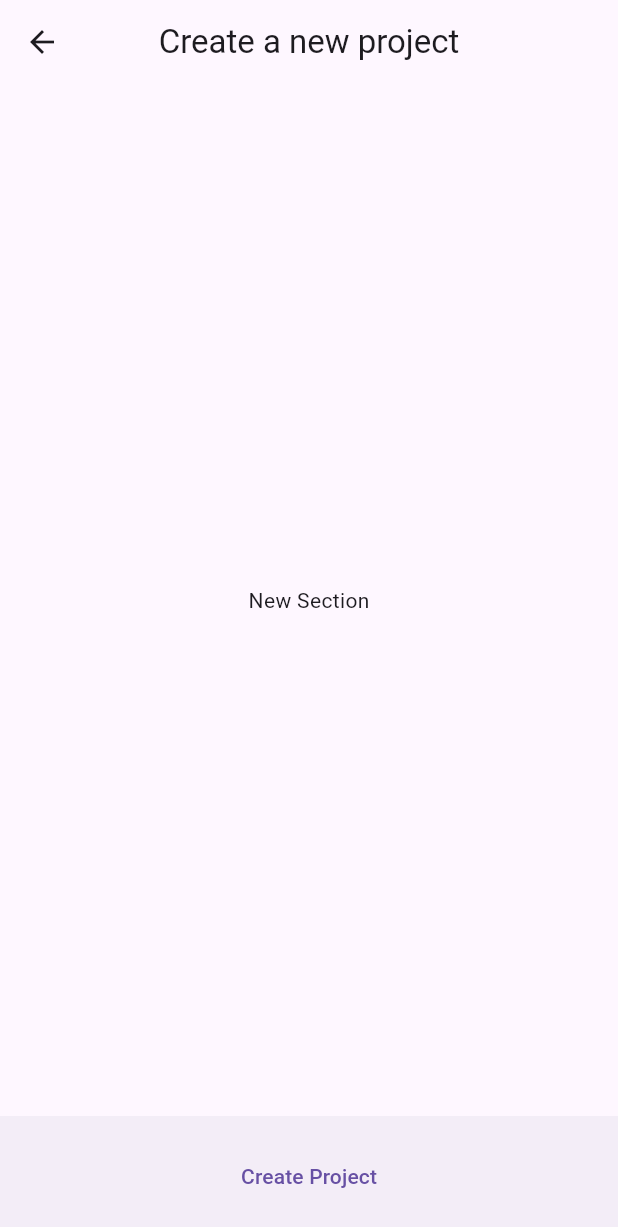
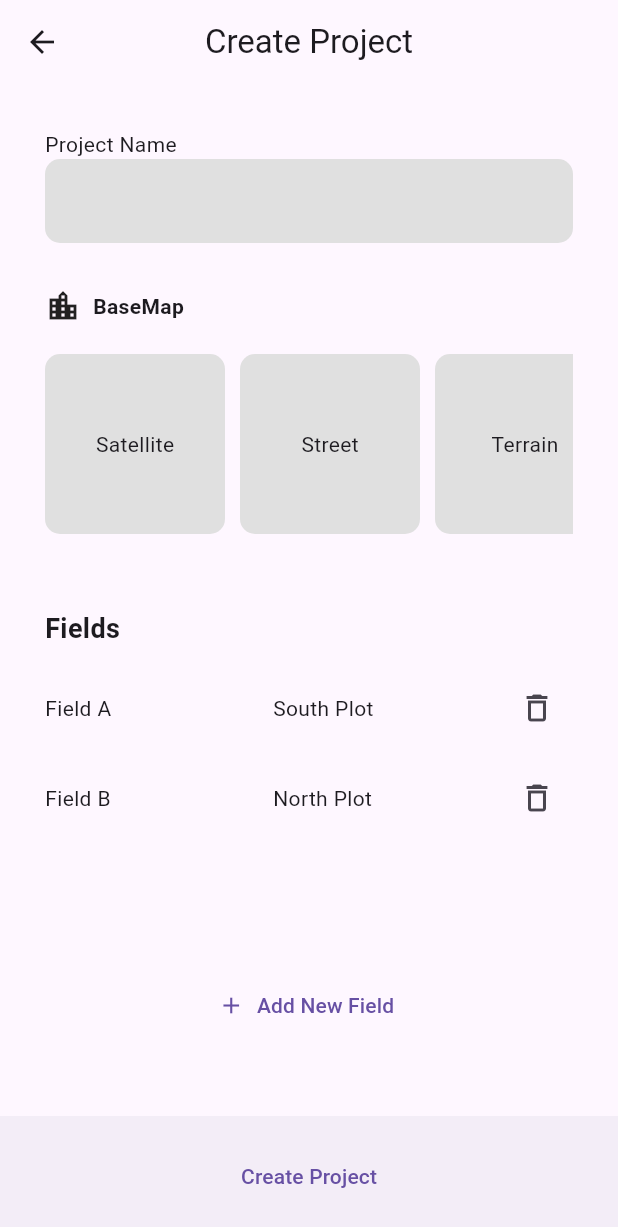
Before and after one commit to joshdels/flutter-mapfield, a Flutter app: the NewProjectSection screen opened by its route, on a phone screen of 412 x 824 dp. Shown: the top 1227 px of the screen. Run offline on Flutter 3.47's test engine with Material 3 defaults, Android fonts, the phone set to English and light mode, and no system bars; our stand-ins replace flutter_map, latlong2.

Commit message:
feat: create project draft

```diff
--- a/mapfield/lib/features/newProjectView/section/newproject_section.dart
+++ b/mapfield/lib/features/newProjectView/section/newproject_section.dart
@@ -1,5 +1,9 @@
 import "package:flutter/material.dart";
 import "package:mapfield/features/newProjectView/widget/floating_view.dart";
+import "package:mapfield/features/newProjectView/widget/title_view.dart";
+import "package:mapfield/features/newProjectView/widget/fields_view.dart";
+import "package:mapfield/features/newProjectView/widget/basemap_view.dart";
+import "package:mapfield/features/newProjectView/widget/add_field_view.dart";
 
 class NewProjectSection extends StatelessWidget {
   const NewProjectSection({super.key});
@@ -7,8 +11,17 @@ class NewProjectSection extends StatelessWidget {
   @override
   Widget build(BuildContext context) {
     return Scaffold(
-      appBar: AppBar(title: Text("Create a new project"), centerTitle: true, leading: BackButton(),),
-      body: Center(child: Text("New Section")),
+      appBar: AppBar(
+        title: Text("Create Project"),
+        centerTitle: true,
+        leading: BackButton(),
+      ),
+      body: Padding(
+        padding: EdgeInsetsGeometry.all(30),
+        child: Column(
+          children: [ProjectNameView(), BasemapView(), FieldsView(), AddField()],
+        ),
+      ),
       bottomNavigationBar: CreateProjectView(),
     );
   }
--- /dev/null
+++ b/mapfield/lib/features/newProjectView/widget/add_field_view.dart
@@ -0,0 +1,19 @@
+import 'package:flutter/material.dart';
+
+class AddField extends StatelessWidget {
+  const AddField({super.key});
+
+  @override
+  Widget build(BuildContext context) {
+    return Padding(
+      padding: const EdgeInsets.symmetric(vertical: 20),
+      child: Center(
+        child: TextButton.icon(
+          onPressed: () {},
+          icon: const Icon(Icons.add),
+          label: const Text("Add New Field"),
+        ),
+      ),
+    );
+  }
+}
--- /dev/null
+++ b/mapfield/lib/features/newProjectView/widget/basemap_view.dart
@@ -0,0 +1,52 @@
+import 'package:flutter/material.dart';
+
+class BasemapView extends StatelessWidget {
+  const BasemapView({super.key});
+
+  @override
+  Widget build(BuildContext context) {
+    return Container(
+      padding: const EdgeInsets.symmetric(vertical: 30),
+      child: Column(
+        crossAxisAlignment: CrossAxisAlignment.start,
+        children: [
+          Row(
+            children: <Widget>[
+              Icon(Icons.location_city),
+              SizedBox(width: 8),
+              Text("BaseMap", style: TextStyle(fontWeight: FontWeight.bold)),
+            ],
+          ),
+
+          const SizedBox(height: 20),
+
+          SizedBox(
+            height: 120,
+            child: ListView(
+              scrollDirection: Axis.horizontal,
+              children: [
+                basemapCard("Satellite"),
+                basemapCard("Street"),
+                basemapCard("Terrain"),
+                basemapCard("Hybrid"),
+              ],
+            ),
+          ),
+        ],
+      ),
+    );
+  }
+
+  Widget basemapCard(String name) {
+    return Container(
+      width: 120,
+      margin: const EdgeInsets.only(right: 10),
+      decoration: BoxDecoration(
+        color: Colors.grey.shade300,
+        borderRadius: BorderRadius.circular(10),
+      ),
+      alignment: Alignment.center,
+      child: Text(name),
+    );
+  }
+}
--- /dev/null
+++ b/mapfield/lib/features/newProjectView/widget/fields_view.dart
@@ -0,0 +1,74 @@
+import 'package:flutter/material.dart';
+
+class FieldsView extends StatelessWidget {
+  const FieldsView({super.key});
+
+  @override
+  Widget build(BuildContext context) {
+    return const Expanded(
+      child: Padding(
+        padding: EdgeInsets.symmetric(vertical: 20),
+        child: Column(
+          crossAxisAlignment: CrossAxisAlignment.start,
+          children: [
+            Text(
+              "Fields",
+              style: TextStyle(fontSize: 18, fontWeight: FontWeight.bold),
+            ),
+            SizedBox(height: 10),
+            Expanded(child: FieldsList()),
+          ],
+        ),
+      ),
+    );
+  }
+}
+
+class FieldsList extends StatelessWidget {
+  const FieldsList({super.key});
+
+  @override
+  Widget build(BuildContext context) {
+    final fields = [
+      ["Field A", "South Plot"],
+      ["Field B", "North Plot"],
+    ];
+
+    return Column(
+      children: [
+        Expanded(
+          child: ListView.builder(
+            itemCount: fields.length,
+            itemBuilder: (context, index) {
+              return FieldRow(
+                name: fields[index][0],
+                location: fields[index][1],
+              );
+            },
+          ),
+        ),
+      ],
+    );
+  }
+}
+
+class FieldRow extends StatelessWidget {
+  final String name;
+  final String location;
+
+  const FieldRow({super.key, required this.name, required this.location});
+
+  @override
+  Widget build(BuildContext context) {
+    return Padding(
+      padding: const EdgeInsets.symmetric(vertical: 6),
+      child: Row(
+        children: [
+          Expanded(flex: 2, child: Text(name)),
+          Expanded(flex: 2, child: Text(location)),
+          IconButton(icon: const Icon(Icons.delete_outline), onPressed: () {}),
+        ],
+      ),
+    );
+  }
+}
--- /dev/null
+++ b/mapfield/lib/features/newProjectView/widget/title_view.dart
@@ -0,0 +1,31 @@
+import 'package:flutter/material.dart';
+
+class ProjectNameView extends StatelessWidget {
+  const ProjectNameView({super.key});
+
+  @override
+  Widget build(BuildContext context) {
+    return Column(
+      crossAxisAlignment: CrossAxisAlignment.start,
+      children: [
+        Text("Project Name", textAlign: TextAlign.left),
+        TextField(
+          decoration: InputDecoration(
+            fillColor: Colors.grey.shade300,
+            filled: true,
+
+            enabledBorder: OutlineInputBorder(
+              borderRadius: BorderRadius.circular(10.0),
+              borderSide: BorderSide.none,
+            ),
+
+            focusedBorder: OutlineInputBorder(
+              borderRadius: BorderRadius.circular(10.0),
+              borderSide: const BorderSide(color: Colors.grey, width: 2),
+            ),
+          ),
+        ),
+      ],
+    );
+  }
+}
```
